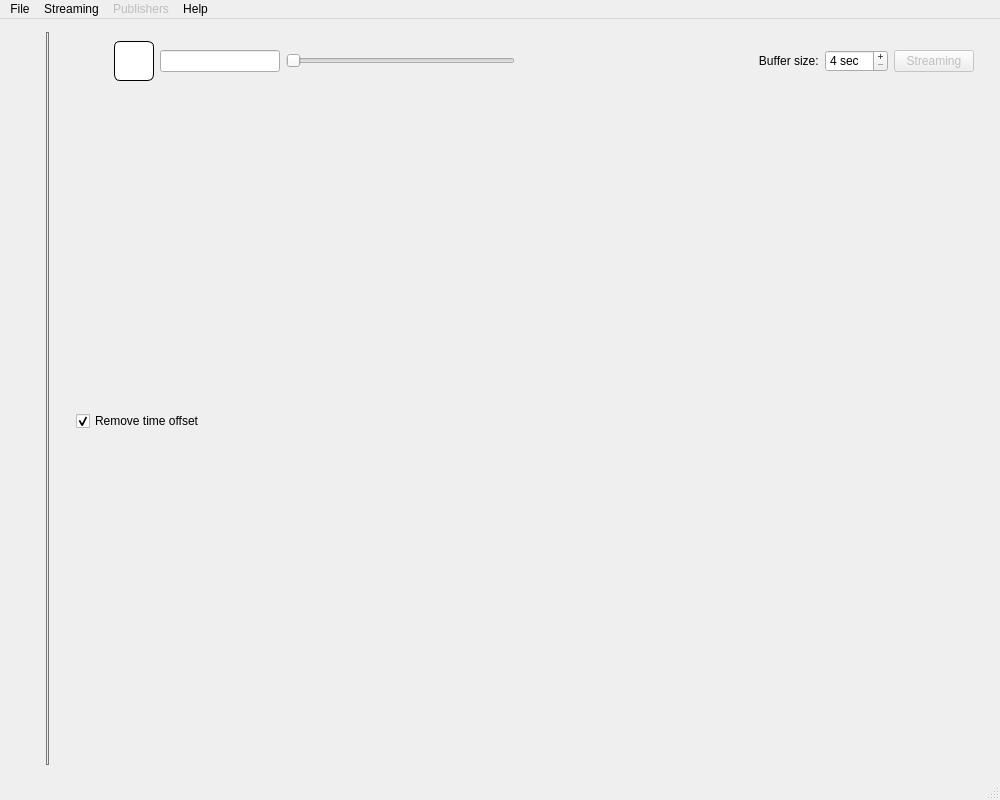
The window that plotter_gui/mainwindow.ui (ziparker/PlotJuggler) describes before a commit, drawn with Qt 5.
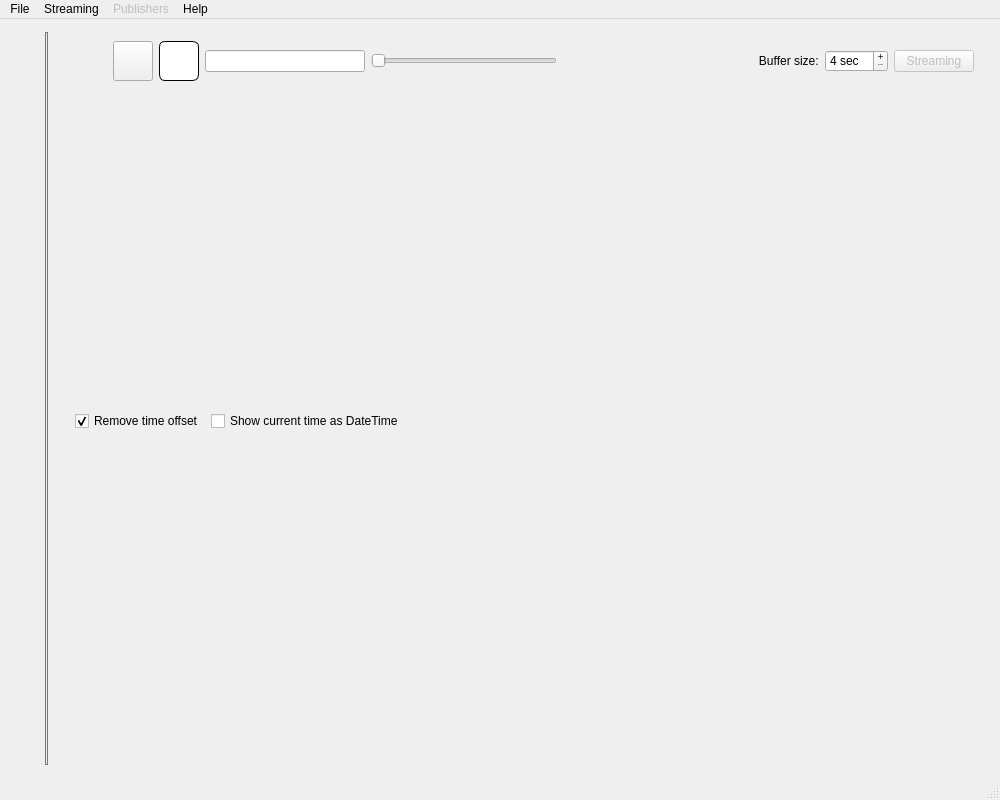
The same window after the commit. Icons and pictures are not drawn.

```diff
--- a/plotter_gui/mainwindow.ui
+++ b/plotter_gui/mainwindow.ui
@@ -119,6 +119,41 @@
             </property>
            </widget>
           </item>
+          <item>
+           <widget class="QPushButton" name="pushButtonActivateGrid">
+            <property name="sizePolicy">
+             <sizepolicy hsizetype="Minimum" vsizetype="Fixed">
+              <horstretch>40</horstretch>
+              <verstretch>40</verstretch>
+             </sizepolicy>
+            </property>
+            <property name="maximumSize">
+             <size>
+              <width>40</width>
+              <height>40</height>
+             </size>
+            </property>
+            <property name="toolTip">
+             <string>&lt;html&gt;&lt;head/&gt;&lt;body&gt;&lt;p&gt;Show/Hide the grid&lt;/p&gt;&lt;/body&gt;&lt;/html&gt;</string>
+            </property>
+            <property name="text">
+             <string/>
+            </property>
+            <property name="icon">
+             <iconset resource="resource.qrc">
+              <normaloff>:/icons/resources/grid.png</normaloff>:/icons/resources/grid.png</iconset>
+            </property>
+            <property name="iconSize">
+             <size>
+              <width>30</width>
+              <height>30</height>
+             </size>
+            </property>
+            <property name="checkable">
+             <bool>true</bool>
+            </property>
+           </widget>
+          </item>
           <item>
            <widget class="QPushButton" name="pushButtonAddSubwindow">
             <property name="minimumSize">
@@ -182,7 +217,7 @@
             </property>
             <property name="maximumSize">
              <size>
-              <width>120</width>
+              <width>160</width>
               <height>16777215</height>
              </size>
             </property>
@@ -217,7 +252,7 @@
             </property>
             <property name="sizeHint" stdset="0">
              <size>
-              <width>40</width>
+              <width>10</width>
               <height>20</height>
              </size>
             </property>
@@ -305,6 +340,26 @@
              </property>
             </widget>
            </item>
+           <item>
+            <widget class="QCheckBox" name="checkBoxUseDateTime">
+             <property name="text">
+              <string>Show current time as DateTime</string>
+             </property>
+            </widget>
+           </item>
+           <item>
+            <spacer name="horizontalSpacer_2">
+             <property name="orientation">
+              <enum>Qt::Horizontal</enum>
+             </property>
+             <property name="sizeHint" stdset="0">
+              <size>
+               <width>40</width>
+               <height>20</height>
+              </size>
+             </property>
+            </spacer>
+           </item>
           </layout>
          </widget>
         </item>
```
Left out of the diff: 3 changed lines with no effect on the pictures.
